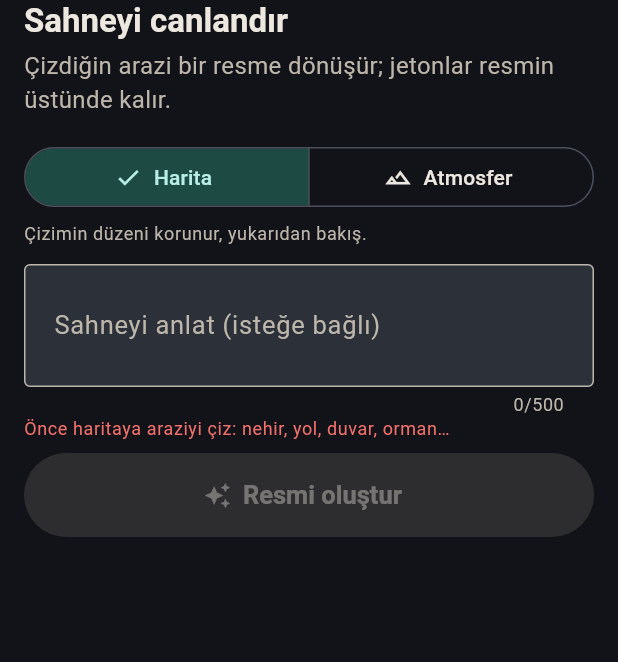
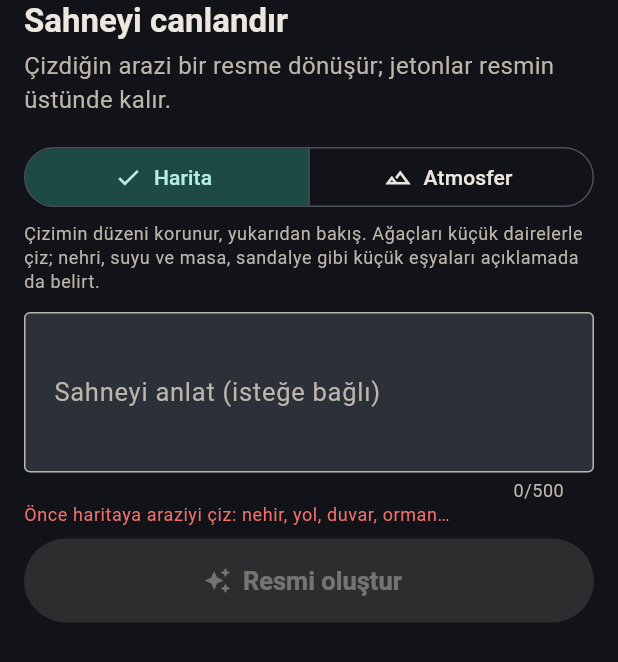
Before and after one commit to sberkan09/gm-cebi, a Flutter app: the _SceneForm widget shown alone on an empty page, opened directly with empty values, on a phone screen of 412 x 824 dp. Shown: the top 662 px of the screen. Run offline on Flutter 3.47's test engine with Material 3 defaults, Android fonts, the phone set to English and light mode, and no system bars; our stand-ins replace drift, drift_flutter, flutter_riverpod; accounts and stored records are empty; generated files the repository leaves out were written again.

Commit message:
Online scene: map mode after neuracraft-cloud #42/#43
- Live check of the new map mode (7 jobs on a warm RTX 4090, 3–6 s each):
  top-down and bright now, circles become tree canopies, layout kept; a river
  drawn as a band still does not become water. Log and pictures in
  docs/online-scene/2026-11-10-map-mode.md.
- Map mode hint in the scene sheet: trees as small circles; say rivers, water
  and small furniture in the description. Example text names the river banks.
- Warm-up times updated to the service's estimates (~75 s, ~120 s in a
  fallback data centre).

Co-Authored-By: Claude Opus 5.5 <noreply@anthropic.com>
Claude-Session: https://claude.ai/code/session_011u662hPG4o5vaaGm7pS7q9

```diff
--- a/lib/ui/widgets/online_scene.dart
+++ b/lib/ui/widgets/online_scene.dart
@@ -245,7 +245,10 @@ class _SceneFormState extends ConsumerState<_SceneForm> {
         ),
         const SizedBox(height: 6),
         Text(
-          _mode == SceneMode.map ? 'Çizimin düzeni korunur, yukarıdan bakış.' : 'Daha serbest ve atmosferik; düzen birebir korunmaz.',
+          _mode == SceneMode.map
+              ? 'Çizimin düzeni korunur, yukarıdan bakış. Ağaçları küçük dairelerle çiz; nehri, suyu ve masa, '
+                  'sandalye gibi küçük eşyaları açıklamada da belirt.'
+              : 'Daha serbest ve atmosferik; düzen birebir korunmaz.',
           style: t.bodySmall?.copyWith(color: scheme.onSurfaceVariant),
         ),
         const SizedBox(height: 12),
@@ -258,7 +261,7 @@ class _SceneFormState extends ConsumerState<_SceneForm> {
           textInputAction: TextInputAction.done,
           decoration: const InputDecoration(
             labelText: 'Sahneyi anlat (isteğe bağlı)',
-            hintText: 'Ör. Nehrin üzerinde ahşap bir köprü, kuzeyde sık bir orman',
+            hintText: 'Ör. İki kıyı arasında akan bir nehir, üzerinde ahşap bir köprü; kuzeyde sık bir orman',
             border: OutlineInputBorder(),
           ),
         ),
```
Also changed, not shown: docs/online-scene/2026-11-10-map-compare.jpg (added), docs/online-scene/2026-11-10-map-solid-seed.jpg (added), docs/online-scene/2026-11-10-map-text.jpg (added), docs/online-scene/2026-11-10-sketch-hatched.png (added), docs/online-scene/2026-11-10-sketch-solid.png (added), 3 other files.
